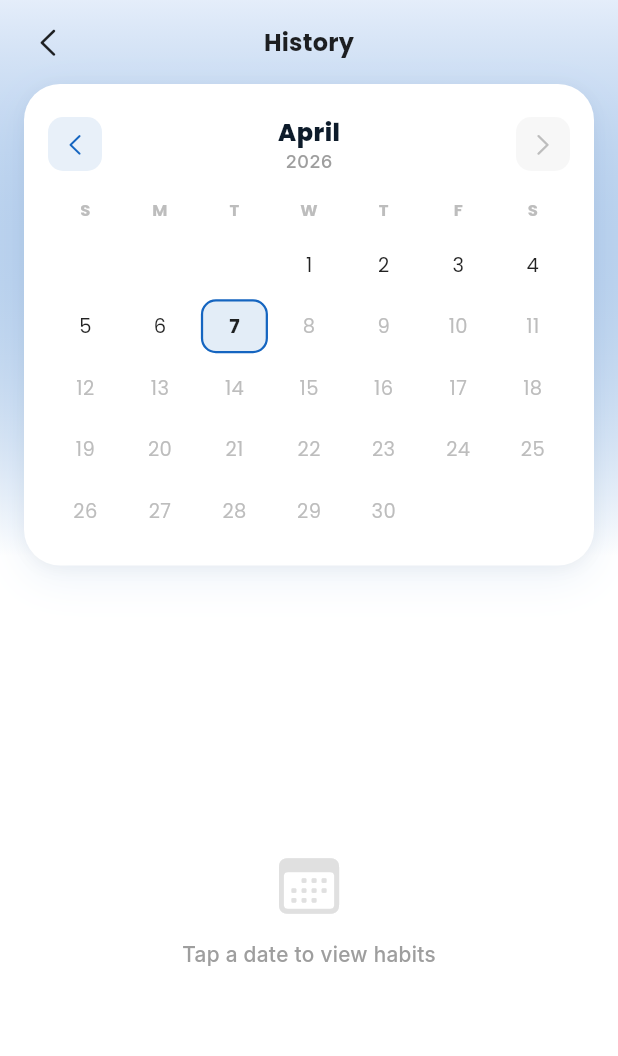
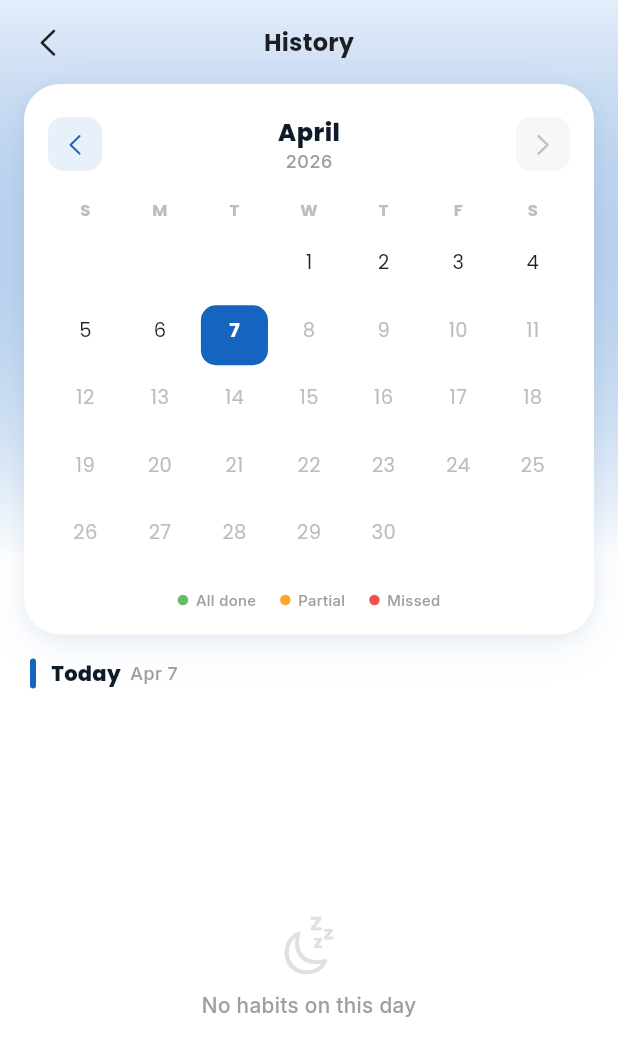
Before and after one commit to amaljosev/Pursuit-Habit-Tracker, a Flutter app: the CalendarScreen widget shown alone on an empty page, opened directly, on a phone screen of 412 x 824 dp. Shown: the top 1056 px of the screen. Run offline on Flutter 3.47's test engine with Material 3 defaults, Android fonts, the light colour scheme and no system bars; our stand-ins replace bloc, equatable, fl_chart, flutter_bloc, flutter_local_notifications, flutter_slidable and 9 more; missing offline and left inert: in_app_update; accounts and stored records are empty.

Commit message:
calendar screen updated

```diff
--- a/lib/features/habit/presentation/blocs/cubit/calendar_cubit.dart
+++ b/lib/features/habit/presentation/blocs/cubit/calendar_cubit.dart
@@ -1,4 +1,5 @@
 import 'package:equatable/equatable.dart';
+import 'package:flutter/material.dart';
 import 'package:flutter_bloc/flutter_bloc.dart';
 import 'package:pursuit/features/habit/domain/entities/habit.dart';
 import 'package:pursuit/features/habit/domain/usecases/mark_habit_for_date.dart';
@@ -14,11 +15,20 @@ class CalendarCubit extends Cubit<CalendarState> {
     required this.markHabitForDateUseCase,
   }) : super(CalendarState.initial());
 
+  // ─── Helper ────────────────────────────────────────────────────────────────
+
+  String _dateKey(DateTime d) =>
+      '${d.year.toString().padLeft(4, '0')}-'
+      '${d.month.toString().padLeft(2, '0')}-'
+      '${d.day.toString().padLeft(2, '0')}';
+
   // ─── Month navigation ──────────────────────────────────────────────────────
 
   void goToPreviousMonth() {
     final current = state.focusedMonth;
-    emit(state.copyWith(focusedMonth: DateTime(current.year, current.month - 1, 1)));
+    final prev = DateTime(current.year, current.month - 1, 1);
+    emit(state.copyWith(focusedMonth: prev));
+    loadMonthStatus(prev);
   }
 
   void goToNextMonth() {
@@ -27,6 +37,47 @@ class CalendarCubit extends Cubit<CalendarState> {
     final next = DateTime(current.year, current.month + 1, 1);
     if (next.isAfter(DateTime(now.year, now.month, 1))) return;
     emit(state.copyWith(focusedMonth: next));
+    loadMonthStatus(next);
+  }
+
+  // ─── Month status loader ───────────────────────────────────────────────────
+
+  Future<void> loadMonthStatus(DateTime month) async {
+    final now = DateTime.now();
+    final todayNorm = DateTime(now.year, now.month, now.day);
+    final daysInMonth = DateUtils.getDaysInMonth(month.year, month.month);
+
+    final futures = List.generate(daysInMonth, (i) async {
+      final date = DateTime(month.year, month.month, i + 1);
+      if (date.isAfter(todayNorm)) return MapEntry(_dateKey(date), '');
+
+      final result = await getHabitsForDateUseCase(date);
+      return result.fold(
+        (_) => MapEntry(_dateKey(date), ''),
+        (habits) {
+          if (habits.isEmpty) return MapEntry(_dateKey(date), '');
+          final completed =
+              habits.where((h) => h.isCompletedOnDate(date)).length;
+          final String status;
+          if (completed == habits.length) {
+            status = 'done';
+          } else if (completed > 0) {
+            status = 'partial';
+          } else if (date.isBefore(todayNorm)) {
+            status = 'missed';
+          } else {
+            status = '';
+          }
+          return MapEntry(_dateKey(date), status);
+        },
+      );
+    });
+
+    final entries = await Future.wait(futures);
+    final map = Map<String, String>.fromEntries(
+      entries.where((e) => e.value.isNotEmpty),
+    );
+    emit(state.copyWith(monthDayStatus: map));
   }
 
   // ─── Date selection ────────────────────────────────────────────────────────
@@ -35,14 +86,21 @@ class CalendarCubit extends Cubit<CalendarState> {
     final today = DateTime.now();
     if (date.isAfter(DateTime(today.year, today.month, today.day))) return;
 
-    emit(state.copyWith(selectedDate: date, isLoadingDay: true, habitsForDate: []));
+    emit(
+        state.copyWith(selectedDate: date, isLoadingDay: true, habitsForDate: []));
 
     final result = await getHabitsForDateUseCase(date);
     result.fold(
-      (failure) => emit(state.copyWith(isLoadingDay: false, error: failure.message)),
-      (habits) => emit(state.copyWith(isLoadingDay: false, habitsForDate: habits)),
+      (failure) =>
+          emit(state.copyWith(isLoadingDay: false, error: failure.message)),
+      (habits) {
+        emit(state.copyWith(isLoadingDay: false, habitsForDate: habits));
+        _updateDayStatus(date, habits);
+      },
     );
   }
+
+  // ─── Toggle habit on date ──────────────────────────────────────────────────
 
   Future<void> toggleHabitOnDate({
     required String habitId,
@@ -52,9 +110,7 @@ class CalendarCubit extends Cubit<CalendarState> {
   }) async {
     final optimistic = state.habitsForDate.map((h) {
       if (h.id != habitId) return h;
-      final dateKey = '${date.year.toString().padLeft(4, '0')}-'
-          '${date.month.toString().padLeft(2, '0')}-'
-          '${date.day.toString().padLeft(2, '0')}';
+      final dateKey = _dateKey(date);
       final updatedDays = List<Map<String, dynamic>>.from(
         h.completedDays.map((e) => Map<String, dynamic>.from(e)),
       );
@@ -73,6 +129,7 @@ class CalendarCubit extends Cubit<CalendarState> {
     }).toList();
 
     emit(state.copyWith(habitsForDate: optimistic));
+    _updateDayStatus(date, optimistic);
 
     // Persist to DB
     final result = await markHabitForDateUseCase(
@@ -94,16 +151,57 @@ class CalendarCubit extends Cubit<CalendarState> {
           return h.id == updatedHabit.id ? updatedHabit : h;
         }).toList();
         emit(state.copyWith(habitsForDate: confirmed));
+        _updateDayStatus(date, confirmed);
       },
     );
   }
 
+  // ─── Refresh date ──────────────────────────────────────────────────────────
+
   Future<void> refreshDate(DateTime date) async {
+    emit(state.copyWith(isLoadingDay: true, habitsForDate: []));
     final result = await getHabitsForDateUseCase(date);
     result.fold(
-      (failure) => emit(state.copyWith(error: failure.message)),
-      (habits) => emit(state.copyWith(habitsForDate: habits)),
+      (failure) =>
+          emit(state.copyWith(isLoadingDay: false, error: failure.message)),
+      (habits) {
+        emit(state.copyWith(isLoadingDay: false, habitsForDate: habits));
+        _updateDayStatus(date, habits);
+      },
     );
+  }
+
+  // ─── Keep dot in sync ──────────────────────────────────────────────────────
+
+  void _updateDayStatus(DateTime date, List<Habit> habits) {
+    final now = DateTime.now();
+    final todayNorm = DateTime(now.year, now.month, now.day);
+    final dateNorm = DateTime(date.year, date.month, date.day);
+
+    final String status;
+    if (habits.isEmpty) {
+      status = '';
+    } else {
+      final completed =
+          habits.where((h) => h.isCompletedOnDate(date)).length;
+      if (completed == habits.length) {
+        status = 'done';
+      } else if (completed > 0) {
+        status = 'partial';
+      } else if (dateNorm.isBefore(todayNorm)) {
+        status = 'missed';
+      } else {
+        status = '';
+      }
+    }
+
+    final updated = Map<String, String>.from(state.monthDayStatus);
+    if (status.isEmpty) {
+      updated.remove(_dateKey(date));
+    } else {
+      updated[_dateKey(date)] = status;
+    }
+    emit(state.copyWith(monthDayStatus: updated));
   }
 
   void clearError() => emit(state.copyWith(error: null));
--- a/lib/features/habit/presentation/blocs/cubit/calendar_state.dart
+++ b/lib/features/habit/presentation/blocs/cubit/calendar_state.dart
@@ -14,11 +14,15 @@ class CalendarState extends Equatable {
   final bool isLoadingDay;
   final String? error;
 
+  /// key: 'yyyy-MM-dd', value: 'done' | 'partial' | 'missed'
+  final Map<String, String> monthDayStatus;
+
   const CalendarState({
     required this.focusedMonth,
     required this.selectedDate,
     required this.habitsForDate,
     required this.isLoadingDay,
+    required this.monthDayStatus,
     this.error,
   });
 
@@ -26,9 +30,10 @@ class CalendarState extends Equatable {
     final now = DateTime.now();
     return CalendarState(
       focusedMonth: DateTime(now.year, now.month, 1),
-      selectedDate: null,
+      selectedDate: DateTime(now.year, now.month, now.day),
       habitsForDate: [],
-      isLoadingDay: false,
+      isLoadingDay: true,
+      monthDayStatus: const {},
     );
   }
 
@@ -38,17 +43,25 @@ class CalendarState extends Equatable {
     List<Habit>? habitsForDate,
     bool? isLoadingDay,
     String? error,
+    Map<String, String>? monthDayStatus,
   }) {
     return CalendarState(
       focusedMonth: focusedMonth ?? this.focusedMonth,
       selectedDate: selectedDate ?? this.selectedDate,
       habitsForDate: habitsForDate ?? this.habitsForDate,
       isLoadingDay: isLoadingDay ?? this.isLoadingDay,
+      monthDayStatus: monthDayStatus ?? this.monthDayStatus,
       error: error,
     );
   }
 
   @override
-  List<Object?> get props =>
-      [focusedMonth, selectedDate, habitsForDate, isLoadingDay, error];
+  List<Object?> get props => [
+        focusedMonth,
+        selectedDate,
+        habitsForDate,
+        isLoadingDay,
+        error,
+        monthDayStatus,
+      ];
 }
--- a/lib/features/habit/presentation/pages/calendar/calendar_screen.dart
+++ b/lib/features/habit/presentation/pages/calendar/calendar_screen.dart
@@ -20,6 +20,10 @@ class _CalendarScreenState extends State<CalendarScreen> {
     super.initState();
     final cubit = context.read<CalendarCubit>();
     final selected = cubit.state.selectedDate;
+
+    // Load dot indicators for the current month
+    cubit.loadMonthStatus(cubit.state.focusedMonth);
+
     if (selected != null) {
       cubit.refreshDate(selected);
     } else {
@@ -207,7 +211,8 @@ class _CalendarCard extends StatelessWidget {
                   children: [
                     Text(
                       _months[m.month - 1],
-                      style: Theme.of(context).textTheme.titleMedium?.copyWith(
+                      style:
+                          Theme.of(context).textTheme.titleMedium?.copyWith(
                                 fontWeight: FontWeight.w800,
                                 letterSpacing: 0.3,
                               ),
@@ -254,9 +259,53 @@ class _CalendarCard extends StatelessWidget {
 
             // Day grid
             _DayGrid(state: state),
+
+            // ── DOT LEGEND ──
+            const SizedBox(height: 12),
+            Row(
+              mainAxisAlignment: MainAxisAlignment.center,
+              children: [
+                _LegendDot(color: Colors.green.shade400, label: 'All done'),
+                const SizedBox(width: 16),
+                _LegendDot(color: Colors.orange.shade400, label: 'Partial'),
+                const SizedBox(width: 16),
+                _LegendDot(color: Colors.red.shade400, label: 'Missed'),
+              ],
+            ),
           ],
         ),
       ),
+    );
+  }
+}
+
+// ─── Legend Dot ───────────────────────────────────────────────────────────────
+
+class _LegendDot extends StatelessWidget {
+  final Color color;
+  final String label;
+  const _LegendDot({required this.color, required this.label});
+
+  @override
+  Widget build(BuildContext context) {
+    return Row(
+      mainAxisSize: MainAxisSize.min,
+      children: [
+        Container(
+          width: 7,
+          height: 7,
+          decoration: BoxDecoration(color: color, shape: BoxShape.circle),
+        ),
+        const SizedBox(width: 5),
+        Text(
+          label,
+          style: TextStyle(
+            fontSize: 10,
+            color: Colors.grey.shade500,
+            fontWeight: FontWeight.w500,
+          ),
+        ),
+      ],
     );
   }
 }
@@ -294,9 +343,15 @@ class _DayGrid extends StatelessWidget {
             final date = DateTime(month.year, month.month, day);
             final isFuture = date.isAfter(todayNorm);
             final isToday = date == todayNorm;
-            final isSelected =
-                state.selectedDate != null &&
+            final isSelected = state.selectedDate != null &&
                 _sameDay(date, state.selectedDate!);
+
+            // Look up dot status
+            final key =
+                '${date.year.toString().padLeft(4, '0')}-'
+                '${date.month.toString().padLeft(2, '0')}-'
+                '${date.day.toString().padLeft(2, '0')}';
+            final dotStatus = state.monthDayStatus[key] ?? '';
 
             return Expanded(
               child: GestureDetector(
@@ -306,6 +361,7 @@ class _DayGrid extends StatelessWidget {
                   isToday: isToday,
                   isSelected: isSelected,
                   isFuture: isFuture,
+                  dotStatus: dotStatus,
                 ),
               ),
             );
@@ -319,17 +375,21 @@ class _DayGrid extends StatelessWidget {
       a.year == b.year && a.month == b.month && a.day == b.day;
 }
 
+// ─── Day Cell ─────────────────────────────────────────────────────────────────
+
 class _DayCell extends StatelessWidget {
   final int day;
   final bool isToday;
   final bool isSelected;
   final bool isFuture;
+  final String dotStatus;
 
   const _DayCell({
     required this.day,
     required this.isToday,
     required this.isSelected,
     required this.isFuture,
+    required this.dotStatus,
   });
 
   @override
@@ -351,27 +411,50 @@ class _DayCell extends StatelessWidget {
       fg = Colors.grey.shade400;
     }
 
+    // Dot color — hidden when day is selected (bg already communicates state)
+    final Color? dotColor = isSelected || dotStatus.isEmpty
+        ? null
+        : dotStatus == 'done'
+            ? Colors.green.shade400
+            : dotStatus == 'partial'
+                ? Colors.orange.shade400
+                : Colors.red.shade400; // missed
+
     return AnimatedContainer(
       duration: const Duration(milliseconds: 180),
       margin: const EdgeInsets.all(2.5),
-      height: 36,
+      height: 40,
       decoration: BoxDecoration(
         color: bg,
         borderRadius: BorderRadius.circular(10),
         border: border,
       ),
-      child: Center(
-        child: Text(
+      child: Column(
+        mainAxisAlignment: MainAxisAlignment.center,
+        children: [
+          Text(
             '$day',
             style: TextStyle(
               fontFamily: 'Poppins',
               fontSize: 13,
-            fontWeight: isSelected || isToday
-                ? FontWeight.w700
-                : FontWeight.w400,
+              fontWeight:
+                  isSelected || isToday ? FontWeight.w700 : FontWeight.w400,
               color: fg,
             ),
           ),
+          const SizedBox(height: 2),
+          // Always reserve dot space to keep cell height stable
+          dotColor != null
+              ? Container(
+                  width: 5,
+                  height: 5,
+                  decoration: BoxDecoration(
+                    color: dotColor,
+                    shape: BoxShape.circle,
+                  ),
+                )
+              : const SizedBox(width: 5, height: 5),
+        ],
       ),
     );
   }
@@ -414,8 +497,7 @@ class _SelectedDateHeader extends StatelessWidget {
     final now = DateTime.now();
     final isToday =
         date.year == now.year && date.month == now.month && date.day == now.day;
-    final isYesterday =
-        date ==
+    final isYesterday = date ==
         DateTime(
           now.year,
           now.month,
@@ -478,9 +560,10 @@ class _EmptySelection extends StatelessWidget {
           const SizedBox(height: 12),
           Text(
             'Tap a date to view habits',
-            style: Theme.of(
-              context,
-            ).textTheme.bodyMedium?.copyWith(color: Colors.grey),
+            style: Theme.of(context)
+                .textTheme
+                .bodyMedium
+                ?.copyWith(color: Colors.grey),
           ),
         ],
       ),
@@ -513,9 +596,10 @@ class _HabitTimeline extends StatelessWidget {
             const SizedBox(height: 10),
             Text(
               'No habits on this day',
-              style: Theme.of(
-                context,
-              ).textTheme.bodyMedium?.copyWith(color: Colors.grey),
+              style: Theme.of(context)
+                  .textTheme
+                  .bodyMedium
+                  ?.copyWith(color: Colors.grey),
             ),
           ],
         ),
@@ -602,7 +686,8 @@ class _TimelineItem extends StatelessWidget {
                             : Colors.grey.shade200,
                     shape: BoxShape.circle,
                     border: Border.all(
-                      color: isCompleted ? color : Colors.grey.shade400,
+                      color:
+                          isCompleted ? color : Colors.grey.shade400,
                       width: 2,
                     ),
                   ),
@@ -690,7 +775,9 @@ class _TimelineItem extends StatelessWidget {
                           children: [
                             Text(
                               habit.name,
-                              style: Theme.of(context).textTheme.titleSmall
+                              style: Theme.of(context)
+                                  .textTheme
+                                  .titleSmall
                                   ?.copyWith(
                                     fontWeight: FontWeight.w700,
                                     decoration: isCompleted
@@ -708,14 +795,11 @@ class _TimelineItem extends StatelessWidget {
                               ClipRRect(
                                 borderRadius: BorderRadius.circular(4),
                                 child: LinearProgressIndicator(
-                                  value: (count / habit.goalCount).clamp(
-                                    0.0,
-                                    1.0,
-                                  ),
+                                  value:
+                                      (count / habit.goalCount).clamp(0.0, 1.0),
                                   minHeight: 5,
-                                  backgroundColor: color.withValues(
-                                    alpha: 0.15,
-                                  ),
+                                  backgroundColor:
+                                      color.withValues(alpha: 0.15),
                                   valueColor: AlwaysStoppedAnimation(color),
                                 ),
                               ),
@@ -847,7 +931,6 @@ class _HabitEditSheetState extends State<_HabitEditSheet> {
     Navigator.pop(context);
   }
 
-  /// Opens the same numberInputField used in GoalDetailScreen
   Future<void> _openNumberInput() async {
     _ctrl.text = _count > 0 ? _count.toString() : '1';
     final result = await numberInputField(
@@ -871,9 +954,8 @@ class _HabitEditSheetState extends State<_HabitEditSheet> {
     final habit = widget.habit;
     final color = widget.color;
     final isDark = widget.isDark;
-    final progress = habit.goalCount > 0
-        ? (_count / habit.goalCount).clamp(0.0, 1.0)
-        : 0.0;
+    final progress =
+        habit.goalCount > 0 ? (_count / habit.goalCount).clamp(0.0, 1.0) : 0.0;
 
     // Date label
     final now = DateTime.now();
@@ -957,15 +1039,18 @@ class _HabitEditSheetState extends State<_HabitEditSheet> {
                     children: [
                       Text(
                         habit.name,
-                        style: Theme.of(context).textTheme.titleMedium
+                        style: Theme.of(context)
+                            .textTheme
+                            .titleMedium
                             ?.copyWith(fontWeight: FontWeight.w700),
                       ),
                       const SizedBox(height: 2),
                       Text(
                         dateLabel,
-                        style: Theme.of(
-                          context,
-                        ).textTheme.bodySmall?.copyWith(color: Colors.grey),
+                        style: Theme.of(context)
+                            .textTheme
+                            .bodySmall
+                            ?.copyWith(color: Colors.grey),
                       ),
                     ],
                   ),
@@ -1065,9 +1150,8 @@ class _HabitEditSheetState extends State<_HabitEditSheet> {
               children: [
                 Expanded(
                   child: OutlinedButton.icon(
-                    onPressed: _count == 0
-                        ? null
-                        : () => setState(() => _count = 0),
+                    onPressed:
+                        _count == 0 ? null : () => setState(() => _count = 0),
                     icon: const Icon(Icons.refresh_rounded, size: 16),
                     label: const Text('Clear'),
                     style: OutlinedButton.styleFrom(
```
Lines whose indentation alone changed are shown as unchanged.
